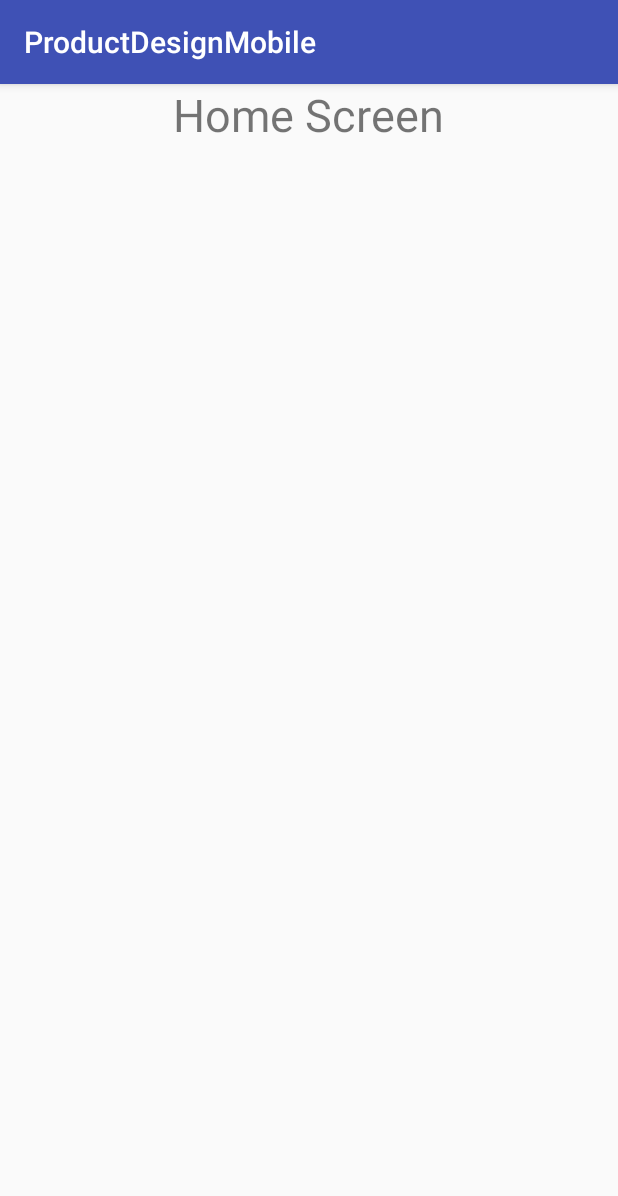
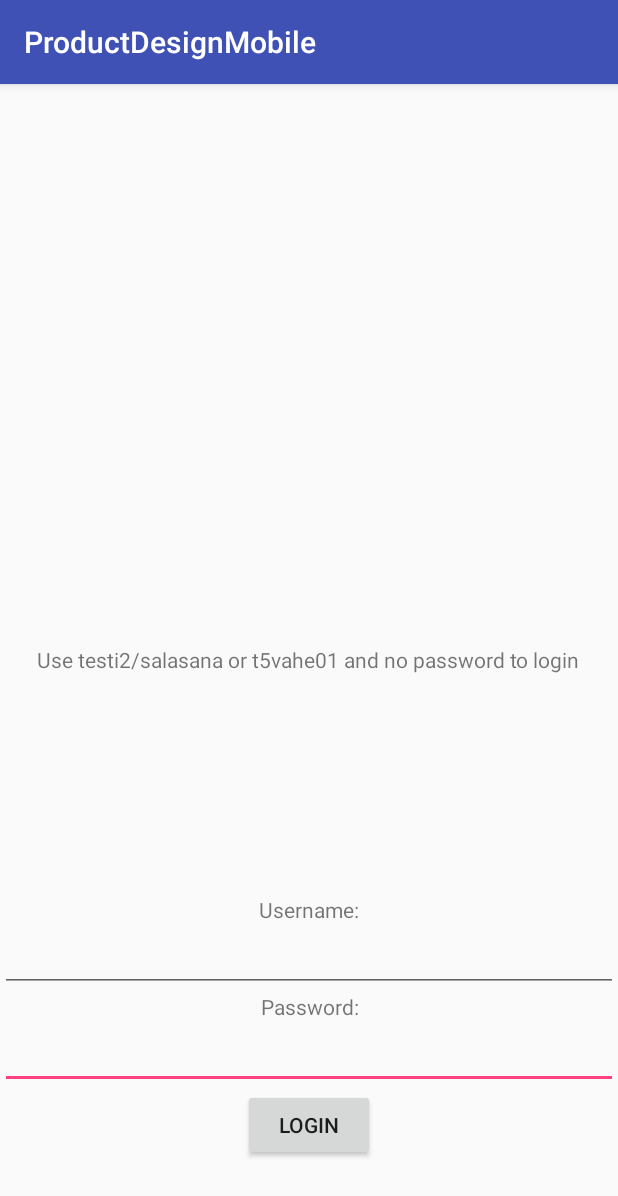
Before and after one commit to OAMKProductDesignImplementation2018/android-client, an Android app: the screen it shows after launch (MainActivity before the commit, LoginActivity after it), on a phone screen of 412 x 824 dp. Shown: the top 1196 px of the screen. Run offline under Robolectric (Android 15) with nearby library versions, the phone set to English and light mode, and no system bars.

Commit message:
Added basin login activity for testing

```diff
--- a/ProductDesignMobile/app/src/main/java/android/productdesignmobile/FetchUserData.java
+++ b/ProductDesignMobile/app/src/main/java/android/productdesignmobile/FetchUserData.java
@@ -27,9 +27,9 @@ public class FetchUserData extends AsyncTask<Void, Void, String> {
     private JSONObject result_json = null;
     private JSONObject user_info_json = null;
 
-    private testinterface testInterface;
+    private UserDataInterface testInterface;
 
-    public void setTestInterface(testinterface testInterface) {
+    public void setTestInterface(UserDataInterface testInterface) {
         this.testInterface = testInterface;
     }
 
--- a/ProductDesignMobile/app/src/main/java/android/productdesignmobile/MainActivity.java
+++ b/ProductDesignMobile/app/src/main/java/android/productdesignmobile/MainActivity.java
@@ -1,5 +1,6 @@
 package android.productdesignmobile;
 
+import android.content.Intent;
 import android.support.design.widget.NavigationView;
 import android.support.v4.app.Fragment;
 import android.support.v4.app.FragmentManager;
@@ -54,6 +55,10 @@ public class MainActivity extends AppCompatActivity {
                             case R.id.nav_display_settings_fragment:
                                 fragmentClass = DisplaySettingsFragment.class;
                                 break;
+                            case R.id.nav_logout:
+                                Intent logoutIntent = new Intent(MainActivity.this, LoginActivity.class);
+                                startActivity(logoutIntent);
+                                finish();
                             default:
                                 fragmentClass = HomeFragment.class;
                         }
--- a/ProductDesignMobile/app/src/main/java/android/productdesignmobile/ProfileSettingsFragment.java
+++ b/ProductDesignMobile/app/src/main/java/android/productdesignmobile/ProfileSettingsFragment.java
@@ -12,7 +12,7 @@ import android.widget.Button;
 import android.widget.EditText;
 import android.widget.Spinner;
 
-public class ProfileSettingsFragment extends android.support.v4.app.Fragment implements View.OnClickListener, testinterface {
+public class ProfileSettingsFragment extends android.support.v4.app.Fragment implements View.OnClickListener, UserDataInterface {
 
     private Button buttonDietarySettings;
     private Button buttonAddPicture;
--- /dev/null
+++ b/ProductDesignMobile/app/src/main/java/android/productdesignmobile/UserDataInterface.java
@@ -0,0 +1,5 @@
+package android.productdesignmobile;
+
+public interface UserDataInterface {
+    void setUserData(String firstname, String lastname, String email, int gender);
+}
--- a/ProductDesignMobile/app/src/main/java/android/productdesignmobile/testinterface.java
+++ /dev/null
@@ -1,5 +0,0 @@
-package android.productdesignmobile;
-
-public interface testinterface {
-    public void setUserData(String firstname, String lastname, String email, int gender);
-}
--- /dev/null
+++ b/ProductDesignMobile/app/src/main/res/layout/activity_login.xml
@@ -0,0 +1,61 @@
+<?xml version="1.0" encoding="utf-8"?>
+<RelativeLayout xmlns:android="http://schemas.android.com/apk/res/android"
+    xmlns:app="http://schemas.android.com/apk/res-auto"
+    xmlns:tools="http://schemas.android.com/tools"
+    android:layout_width="match_parent"
+    android:layout_height="match_parent"
+    tools:context=".LoginActivity">
+
+    <Button
+        android:id="@+id/loginButtonLogin"
+        android:layout_width="wrap_content"
+        android:layout_height="wrap_content"
+        android:layout_alignParentBottom="true"
+        android:layout_centerHorizontal="true"
+        android:layout_marginBottom="50dp"
+        android:text="@string/loginButtonLogin" />
+
+    <EditText
+        android:id="@+id/loginEditTextPassword"
+        android:layout_width="match_parent"
+        android:layout_height="wrap_content"
+        android:layout_above="@id/loginButtonLogin"
+        android:layout_centerHorizontal="true"
+        android:textAlignment="center"
+        android:inputType="textPassword" />
+
+    <TextView
+        android:id="@+id/loginTextViewPassword"
+        android:layout_width="match_parent"
+        android:layout_height="wrap_content"
+        android:layout_above="@id/loginEditTextPassword"
+        android:layout_centerHorizontal="true"
+        android:textAlignment="center"
+        android:text="@string/loginTextViewPassword" />
+
+    <EditText
+        android:id="@+id/loginEditTextUsername"
+        android:layout_width="match_parent"
+        android:layout_height="wrap_content"
+        android:layout_above="@id/loginTextViewPassword"
+        android:layout_centerHorizontal="true"
+        android:textAlignment="center"
+        android:inputType="textPersonName" />
+
+    <TextView
+        android:id="@+id/loginTextViewUsername"
+        android:layout_width="match_parent"
+        android:layout_height="wrap_content"
+        android:layout_above="@id/loginEditTextUsername"
+        android:layout_centerHorizontal="true"
+        android:textAlignment="center"
+        android:text="@string/loginTextViewUsername" />
+
+    <TextView
+        android:id="@+id/textView3"
+        android:layout_width="wrap_content"
+        android:layout_height="wrap_content"
+        android:layout_centerInParent="true"
+        android:textAlignment="center"
+        android:text="Use testi2/salasana or t5vahe01 and no password to login" />
+</RelativeLayout>
--- a/ProductDesignMobile/app/src/main/res/values/strings.xml
+++ b/ProductDesignMobile/app/src/main/res/values/strings.xml
@@ -1,5 +1,10 @@
 <resources>
     <string name="app_name">ProductDesignMobile</string>
+
+    <string name="loginTextViewGuide">Login screen</string>
+    <string name="loginButtonLogin">Login</string>
+    <string name="loginTextViewPassword">Password:</string>
+    <string name="loginTextViewUsername">Username:</string>
 
     <string name="menuHome">Home</string>
     <string name="menuProfileSettings">Profile Settings</string>
```
Also changed, not shown: ProductDesignMobile/app/src/main/AndroidManifest.xml (+5 -4 lines), ProductDesignMobile/app/src/main/java/android/productdesignmobile/LoginActivity.java (added, +142 -0 lines), ProductDesignMobile/app/src/main/res/layout/login_activity.xml (added, +59 -0 lines).
